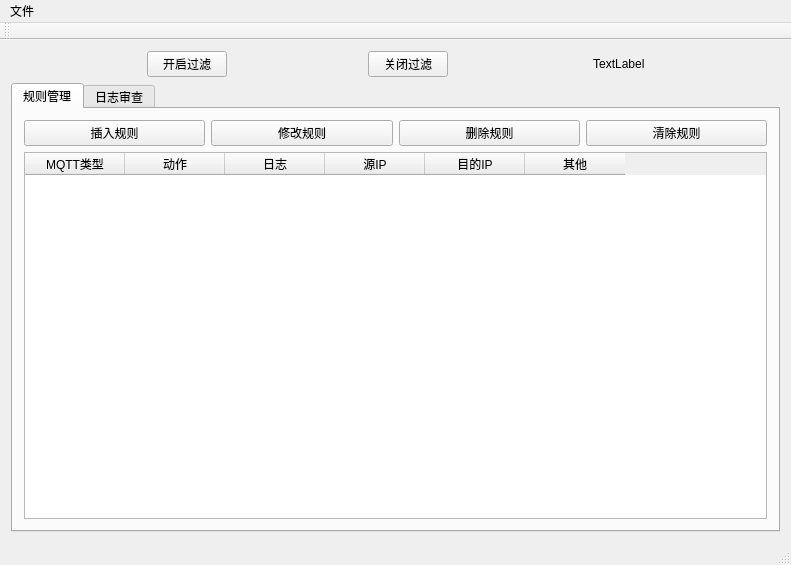
The window that user/MQTT_Filter/mainwindow.ui (aimuller/mqtt_filter) describes before a commit, drawn with Qt 5.
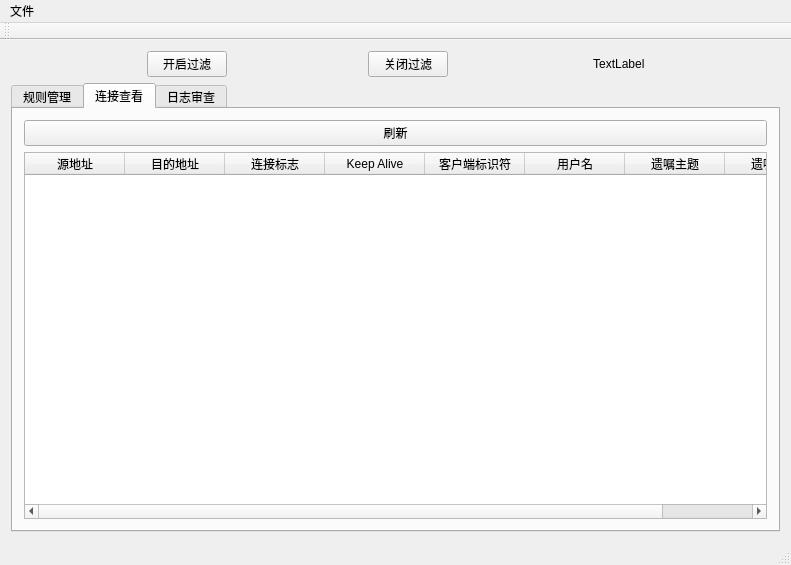
The same window after the commit. The open tabs and pages were chosen to show the change.

Commit message: 增加了连接状态查看表

```diff
--- a/user/MQTT_Filter/mainwindow.ui
+++ b/user/MQTT_Filter/mainwindow.ui
@@ -176,6 +176,72 @@
           </item>
          </layout>
         </widget>
+        <widget class="QWidget" name="tab_connect">
+         <attribute name="title">
+          <string>连接查看</string>
+         </attribute>
+         <layout class="QVBoxLayout" name="verticalLayout">
+          <item>
+           <layout class="QHBoxLayout" name="horizontalLayout_7">
+            <item>
+             <widget class="QPushButton" name="pushButton_update_connect">
+              <property name="text">
+               <string>刷新</string>
+              </property>
+             </widget>
+            </item>
+           </layout>
+          </item>
+          <item>
+           <layout class="QGridLayout" name="gridLayout_7">
+            <item row="0" column="0">
+             <widget class="QTableWidget" name="tableWidget_connect">
+              <column>
+               <property name="text">
+                <string>源地址</string>
+               </property>
+              </column>
+              <column>
+               <property name="text">
+                <string>目的地址</string>
+               </property>
+              </column>
+              <column>
+               <property name="text">
+                <string>连接标志</string>
+               </property>
+              </column>
+              <column>
+               <property name="text">
+                <string>Keep Alive</string>
+               </property>
+              </column>
+              <column>
+               <property name="text">
+                <string>客户端标识符</string>
+               </property>
+              </column>
+              <column>
+               <property name="text">
+                <string>用户名</string>
+               </property>
+              </column>
+              <column>
+               <property name="text">
+                <string>遗嘱主题</string>
+               </property>
+              </column>
+              <column>
+               <property name="text">
+                <string>遗嘱消息</string>
+               </property>
+              </column>
+             </widget>
+            </item>
+           </layout>
+          </item>
+         </layout>
+        </widget>
         <widget class="QWidget" name="tab_log">
          <attribute name="title">
           <string>日志审查</string>
```
Left out of the diff: 9 changed lines with no effect on the pictures. The commit also changes 33 other files.
